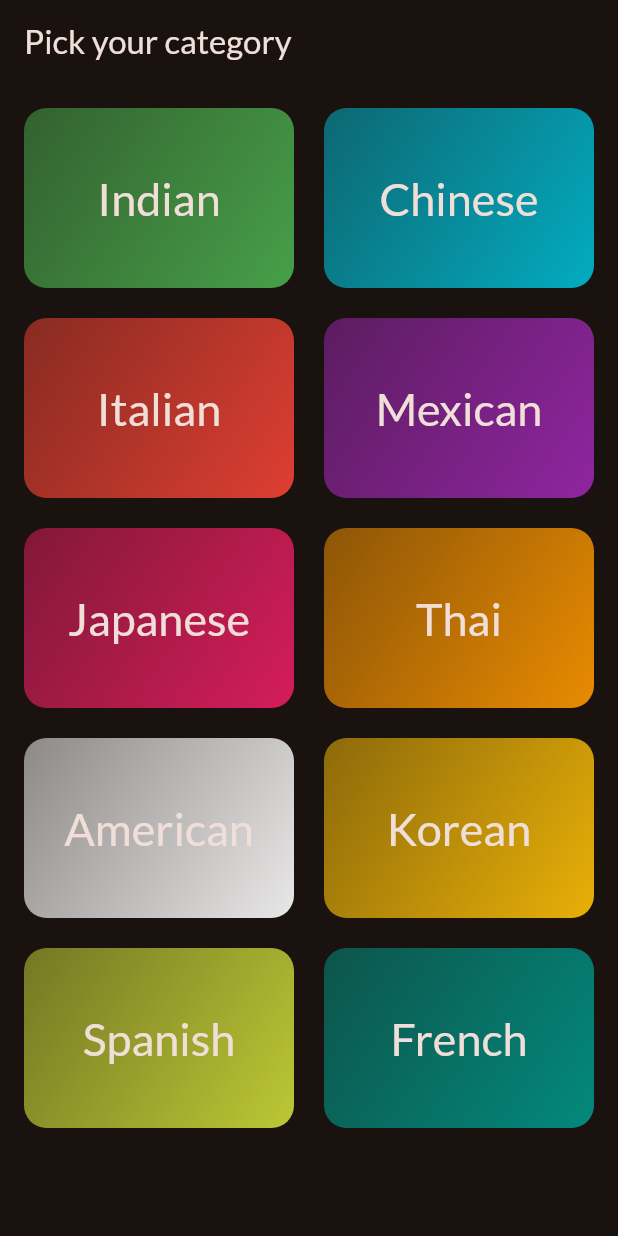
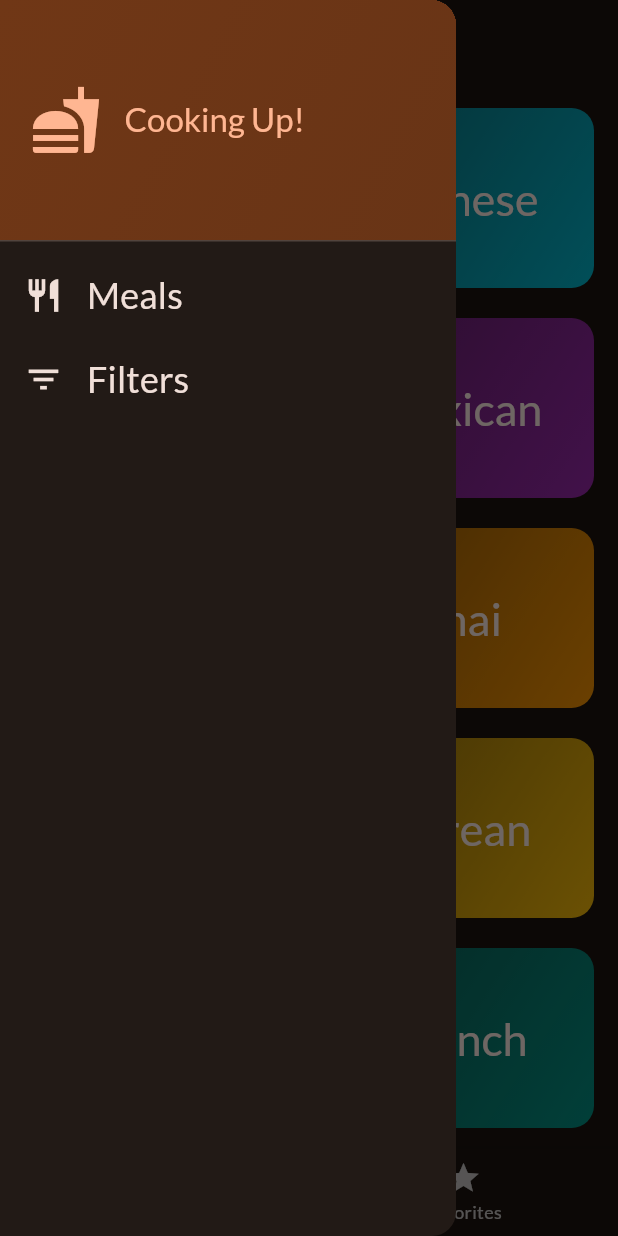
Before and after one commit to Duraisingh-J/MealsApp, a Flutter app: the screen it shows after launch, with the side drawer open (before the commit the screen has no drawer), on a phone screen of 412 x 824 dp. Run offline on Flutter 3.47's test engine with Material 3 defaults, Android fonts, the phone set to English and light mode, and no system bars; our stand-ins replace flutter_svg, google_fonts, transparent_image.

Commit message:
Side drawer and Navigationbar are done

```diff
--- a/lib/main.dart
+++ b/lib/main.dart
@@ -1,6 +1,7 @@
 import 'package:flutter/material.dart';
 import 'package:google_fonts/google_fonts.dart';
 import 'package:mealsapp/screens/categories.dart';
+import 'package:mealsapp/screens/tabs.dart';
 
 final theme = ThemeData(
   colorScheme: ColorScheme.fromSeed(
@@ -19,6 +20,6 @@ class App extends StatelessWidget {
 
   @override
   Widget build(BuildContext context) {
-    return MaterialApp(theme: theme, home: CategoriesScreen());
+    return MaterialApp(theme: theme, home: TabsScreen());
   }
 }
--- a/lib/screens/categories.dart
+++ b/lib/screens/categories.dart
@@ -1,15 +1,15 @@
 import 'package:flutter/material.dart';
 import 'package:mealsapp/data/data.dart';
+import 'package:mealsapp/modals/meal.dart';
 import 'package:mealsapp/widgets/category_grid_item.dart';
 
 class CategoriesScreen extends StatelessWidget {
-  const CategoriesScreen({super.key});
+  const CategoriesScreen({required this.onToggleFavorite,super.key});
+  final void Function(Meal) onToggleFavorite;
 
   @override
   Widget build(BuildContext context) {
-    return Scaffold(
-      appBar: AppBar(title: Text('Pick your category')),
-      body: GridView(
+    return GridView(
       padding: EdgeInsets.all(16),
       gridDelegate: SliverGridDelegateWithFixedCrossAxisCount(
         crossAxisCount: 2,
@@ -19,9 +19,8 @@ class CategoriesScreen extends StatelessWidget {
       ),
       children: [
         for (final category in availableCategories)
-            CategoryGridItem(category: category)
+          CategoryGridItem(category: category, onToggleFavorite: onToggleFavorite,),
       ],
-      ),
     );
   }
 }
--- /dev/null
+++ b/lib/screens/tabs.dart
@@ -0,0 +1,87 @@
+import 'package:flutter/material.dart';
+import 'package:mealsapp/modals/meal.dart';
+import 'package:mealsapp/screens/categories.dart';
+import 'package:mealsapp/screens/meals.dart';
+import 'package:mealsapp/widgets/main_drawer.dart';
+
+class TabsScreen extends StatefulWidget {
+  const TabsScreen({super.key});
+
+  @override
+  State<StatefulWidget> createState() => _TabsScreen();
+}
+
+class _TabsScreen extends State<TabsScreen> {
+  int _selectedPageIndex = 0;
+  final List<Meal> _favoriteMeals = [];
+
+  void _showInfoMessage(String msg) {
+    ScaffoldMessenger.of(context).clearSnackBars();
+    ScaffoldMessenger.of(context).showSnackBar(
+      SnackBar(duration: Duration(milliseconds: 500), content: Text(msg)),
+    );
+  }
+
+  void _toggleMealFavoriteStatus(Meal meal) {
+    final isExisting = _favoriteMeals.contains(meal);
+
+    if (isExisting) {
+      setState(() {
+        _favoriteMeals.remove(meal);
+      });
+      _showInfoMessage('No longer Favorite');
+    } else {
+      setState(() {
+        _favoriteMeals.add(meal);
+      });
+      _showInfoMessage('Marked as Favorite');
+    }
+  }
+
+  void _selectPage(int index) {
+    setState(() {
+      _selectedPageIndex = index;
+    });
+  }
+
+  void _setScreen(String identifier) {
+    if (identifier == 'filters') {
+    } else {
+      Navigator.of(context).pop();
+    }
+  }
+
+  @override
+  Widget build(BuildContext context) {
+    Widget activePage = CategoriesScreen(
+      onToggleFavorite: _toggleMealFavoriteStatus,
+    );
+    String activePageTitle = 'Categories';
+
+    if (_selectedPageIndex == 1) {
+      activePage = MealsScreen(
+        meals: _favoriteMeals,
+        onToggleFavorite: _toggleMealFavoriteStatus,
+      );
+      activePageTitle = 'Your Favorites';
+    }
+    return Scaffold(
+      appBar: AppBar(title: Text(activePageTitle)),
+      drawer: MainDrawer(_setScreen),
+      body: activePage,
+      bottomNavigationBar: BottomNavigationBar(
+        onTap: (index) {
+          _selectPage(index);
+        },
+        currentIndex: _selectedPageIndex,
+        items: [
+          BottomNavigationBarItem(
+            icon: Icon(Icons.set_meal),
+            label: 'Categories',
+          ),
+          BottomNavigationBarItem(icon: Icon(Icons.star), label: 'Favorites'),
+        ],
+      ),
+    );
+  }
+}
--- a/lib/widgets/category_grid_item.dart
+++ b/lib/widgets/category_grid_item.dart
@@ -1,12 +1,14 @@
 import 'package:flutter/material.dart';
 import 'package:mealsapp/data/data.dart';
 import 'package:mealsapp/modals/category.dart';
+import 'package:mealsapp/modals/meal.dart';
 import 'package:mealsapp/screens/meals.dart';
 
 class CategoryGridItem extends StatelessWidget {
   final Category category;
+  final void Function(Meal) onToggleFavorite;
 
-  const CategoryGridItem({required this.category, super.key});
+  const CategoryGridItem({required this.category, required this.onToggleFavorite, super.key});
 
   void _selectCategory(context) {
     final filteredMeals = availableMeals
@@ -18,7 +20,7 @@ class CategoryGridItem extends StatelessWidget {
     }
     Navigator.of(context).push(
       MaterialPageRoute(
-        builder: (ctx) => MealsScreen(category.title, filteredMeals),
+        builder: (ctx) => MealsScreen(title: category.title, meals: filteredMeals, onToggleFavorite: onToggleFavorite,),
       ),
     );
   }
--- /dev/null
+++ b/lib/widgets/main_drawer.dart
@@ -0,0 +1,84 @@
+import 'package:flutter/material.dart';
+
+class MainDrawer extends StatelessWidget {
+  const MainDrawer(this.onSelectScreen, {super.key});
+
+  final void Function(String identifier) onSelectScreen;
+  @override
+  Widget build(BuildContext context) {
+    return Drawer(
+      child: Column(
+        children: [
+          DrawerHeader(
+            padding: EdgeInsetsGeometry.all(20),
+            decoration: BoxDecoration(
+              gradient: LinearGradient(
+                colors: [
+                  Theme.of(context).colorScheme.primaryContainer,
+                  // ignore: deprecated_member_use
+                  Theme.of(
+                    context,
+                  ).colorScheme.primaryContainer.withOpacity(0.9),
+                ],
+                begin: Alignment.topLeft,
+                end: Alignment.bottomRight,
+              ),
+            ),
+            child: Row(
+              children: [
+                Icon(
+                  Icons.fastfood,
+                  size: 48,
+                  color: Theme.of(context).colorScheme.primary,
+                ),
+                SizedBox(width: 15),
+                Text(
+                  'Cooking Up!',
+                  style: Theme.of(context).textTheme.titleLarge!.copyWith(
+                    color: Theme.of(context).colorScheme.primary,
+                  ),
+                ),
+              ],
+            ),
+          ),
+
+          ListTile(
+            leading: Icon(
+              Icons.restaurant,
+              size: 26,
+              color: Theme.of(context).colorScheme.onSurface,
+            ),
+            title: Text(
+              'Meals',
+              style: Theme.of(context).textTheme.titleSmall!.copyWith(
+                color: Theme.of(context).colorScheme.onSurface,
+                fontSize: 24,
+              ),
+            ),
+            onTap: () {
+              onSelectScreen('meals');
+            },
+          ),
+
+          ListTile(
+            leading: Icon(
+              Icons.filter_list,
+              size: 26,
+              color: Theme.of(context).colorScheme.onSurface,
+            ),
+            title: Text(
+              'Filters',
+              style: Theme.of(context).textTheme.titleSmall!.copyWith(
+                color: Theme.of(context).colorScheme.onSurface,
+                fontSize: 24,
+              ),
+            ),
+            onTap: () {
+              onSelectScreen('filters');
+            },
+          ),
+        ],
+      ),
+    );
+  }
+}
```
Also changed, not shown: lib/screens/mealDetails.dart (+16 -4 lines), lib/screens/meals.dart (+29 -17 lines), lib/widgets/meal_grid_item.dart (+5 -8 lines). Lines whose indentation alone changed are shown as unchanged.
